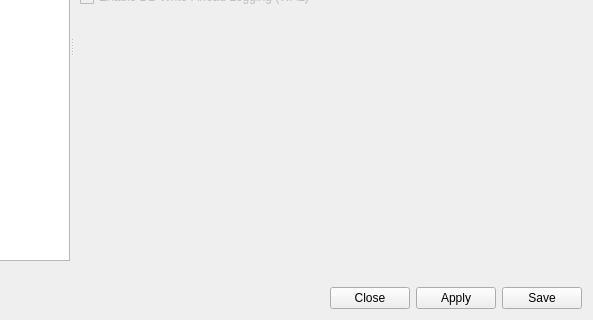
Above: ui/opensnitch/res/preferences.ui from evilsocket/opensnitch before the change; both pictures show x 187 to 780 and y 180 to 500 of the 780 by 500 pixel window. Below: the same form after it.
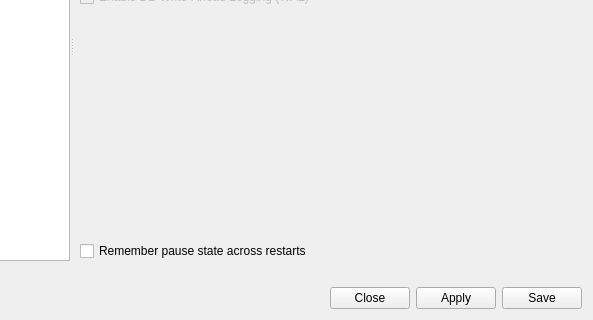
That is the form after the change. The open tabs and pages were chosen to show the change. Icons and pictures are not drawn.

Commit message: Add remember pause state as a preference

```diff
--- a/ui/opensnitch/res/preferences.ui
+++ b/ui/opensnitch/res/preferences.ui
@@ -3104,6 +3104,19 @@
           </property>
          </spacer>
         </item>
+        <item row="19" column="0" colspan="2">
+         <widget class="QCheckBox" name="checkPersistInterception">
+          <property name="toolTip">
+           <string>Remember if the firewall was paused (interception disabled) and restore that state on restart</string>
+          </property>
+          <property name="text">
+           <string>Remember pause state across restarts</string>
+          </property>
+          <property name="checked">
+           <bool>false</bool>
+          </property>
+         </widget>
+        </item>
         <item row="0" column="1">
          <spacer name="horizontalSpacer_2">
           <property name="orientation">
```
Left out of the diff: 2 changed lines with no effect on the pictures. The commit also changes 4 other files.
